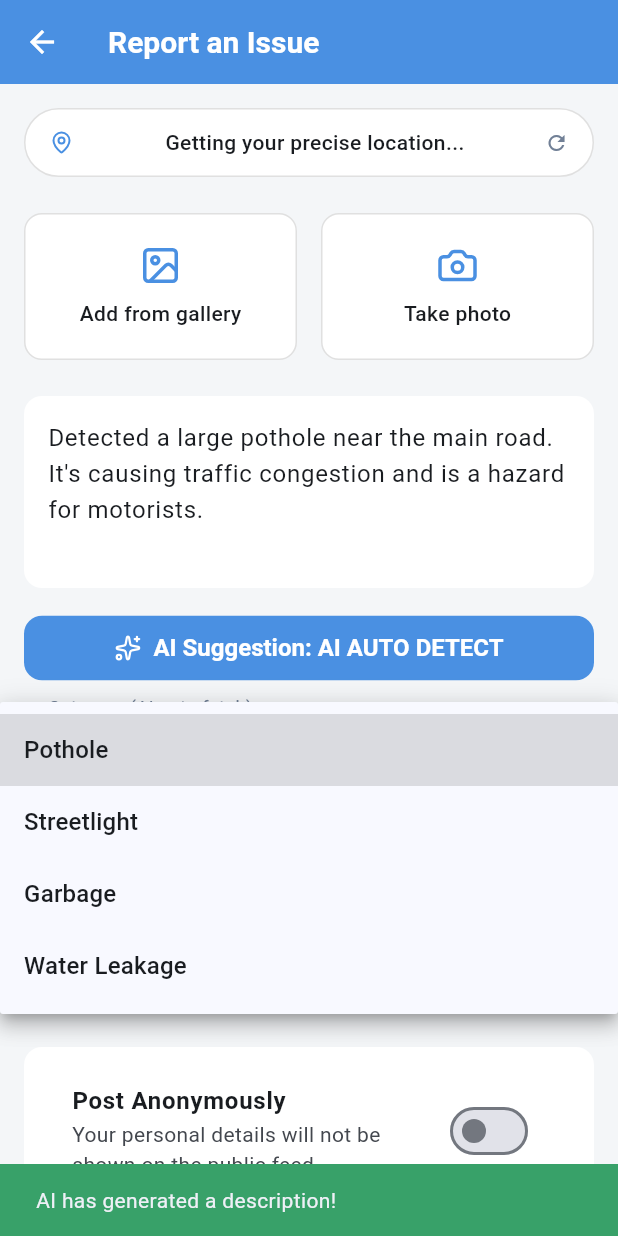
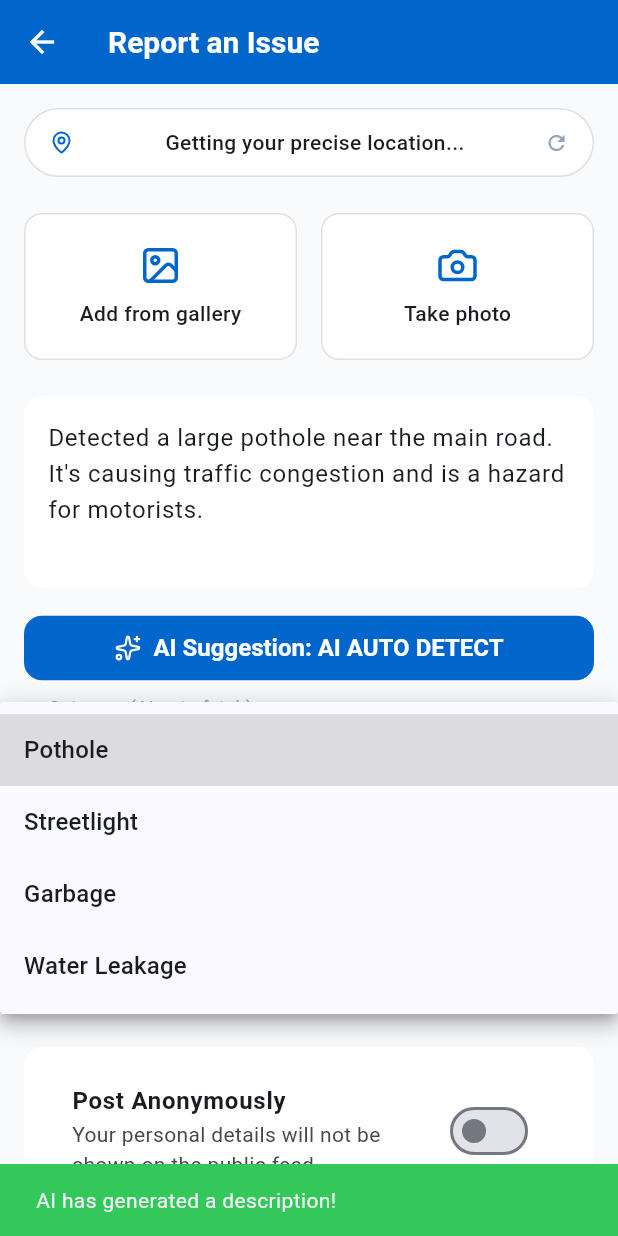
Before and after one commit to FarhanSayed16/Project-Samudra-Sachet, a Flutter app: the ReportIssueScreen screen opened directly, after a tap on "AI Suggestion: AI AUTO DETECT", after a tap on "Pothole", on a phone screen of 412 x 824 dp. Run offline on Flutter 3.47's test engine with Material 3 defaults, Android fonts, the phone set to English and light mode, and no system bars; our stand-ins replace dio, flutter_map, flutter_secure_storage, flutter_svg, geocoding, geolocator and 8 more; accounts and stored records are empty; network calls fail; statements that could not run were skipped.

Commit message:
feat: Enhance API client with token management and add storage service for user data; update app colors for improved theming

```diff
--- a/frontend/apps/mobile/lib/core/theme/app_colors.dart
+++ b/frontend/apps/mobile/lib/core/theme/app_colors.dart
@@ -1,14 +1,51 @@
-// File: E:/civic-issue-reporter/apps/mobile/lib/core/theme/app_colors.dart
-
 import 'package:flutter/material.dart';
 
 class AppColors {
-  static const Color primary = Color(0xFF4A90E2); // A strong, trustworthy blue
-  static const Color secondary = Color(0xFF50E3C2); // A vibrant teal for accents
-  static const Color background = Color(0xFFF4F6F8); // A light, clean gray
-  static const Color textDark = Color(0xFF2D3748);
-  static const Color textLight = Color(0xFF718096);
-  static const Color error = Color(0xFFE53E3E);
-  static const Color success = Color(0xFF38A169);
-  static const Color warning = Color(0xFFD69E2E);
+  // Primary Ocean Theme Colors
+  static const Color primary = Color(0xFF0066CC); // Ocean Blue
+  static const Color primaryLight = Color(0xFF4A90E2); // Light Ocean Blue
+  static const Color primaryDark = Color(0xFF003D82); // Dark Ocean Blue
+
+  // Secondary Colors
+  static const Color secondary = Color(0xFF00B4DB); // Cyan
+  static const Color accent = Color(0xFF7ED321); // Safety Green
+
+  // Hazard Colors
+  static const Color warning = Color(0xFFFF9500); // Orange
+  static const Color danger = Color(0xFFFF3B30); // Red
+  static const Color success = Color(0xFF34C759); // Green
+  static const Color info = Color(0xFF007AFF); // Blue
+
+  // Neutral Colors
+  static const Color background = Color(0xFFF8FAFC); // Light Gray
+  static const Color surface = Color(0xFFFFFFFF); // White
+  static const Color surfaceVariant = Color(0xFFF1F5F9); // Light Gray
+
+  // Text Colors
+  static const Color textPrimary = Color(0xFF1E293B); // Dark Gray
+  static const Color textSecondary = Color(0xFF64748B); // Medium Gray
+  static const Color textLight = Color(0xFF94A3B8); // Light Gray
+
+  // Border Colors
+  static const Color border = Color(0xFFE2E8F0); // Light Border
+  static const Color borderDark = Color(0xFFCBD5E1); // Dark Border
+
+  // Status Colors
+  static const Color error = Color(0xFFEF4444); // Red
+  static const Color warningLight = Color(0xFFFEF3C7); // Light Yellow
+  static const Color successLight = Color(0xFFD1FAE5); // Light Green
+  static const Color infoLight = Color(0xFFDBEAFE); // Light Blue
+
+  // Gradient Colors
+  static const LinearGradient oceanGradient = LinearGradient(
+    begin: Alignment.topLeft,
+    end: Alignment.bottomRight,
+    colors: [primary, secondary],
+  );
+
+  static const LinearGradient safetyGradient = LinearGradient(
+    begin: Alignment.topLeft,
+    end: Alignment.bottomRight,
+    colors: [success, accent],
+  );
 }
--- a/frontend/apps/mobile/lib/data/models/issue.dart
+++ /dev/null
@@ -1,48 +0,0 @@
-// File: lib/data/models/issue.dart
-import 'user.dart';
-
-class Issue {
-  final int id;
-  final String description;
-  final String status;
-  final String category;
-  final double latitude;     // 👈 Bring these back
-  final double longitude;    // 👈 Bring these back
-  final String? imageUrl;
-  final DateTime createdAt;
-  final int upvoteCount;
-  final int shareCount;
-  final User user;
-
-  Issue({
-    required this.id,
-    required this.description,
-    required this.status,
-    required this.category,
-    required this.latitude,   // 👈 Added
-    required this.longitude,  // 👈 Added
-    this.imageUrl,
-    required this.createdAt,
-    required this.upvoteCount,
-    required this.shareCount,
-    required this.user,
-  });
-
-  factory Issue.fromJson(Map<String, dynamic> json) {
-    return Issue(
-      id: json['id'] ?? 0,
-      description: json['description'] ?? 'No description provided',
-      status: json['status'] ?? 'unknown',
-      category: json['category'] ?? 'Uncategorized',
-      latitude: (json['latitude'] as num?)?.toDouble() ?? 0.0,   // 👈 Added
-      longitude: (json['longitude'] as num?)?.toDouble() ?? 0.0, // 👈 Added
-      imageUrl: json['image_url'],
-      createdAt: json['created_at'] != null
-          ? DateTime.parse(json['created_at'])
-          : DateTime.now(),
-      upvoteCount: json['upvote_count'] ?? 0,
-      shareCount: json['share_count'] ?? 0,
-      user: User.fromJson(json['user'] ?? {}),
-    );
-  }
-}
--- a/frontend/apps/mobile/lib/data/models/user.dart
+++ /dev/null
@@ -1,22 +0,0 @@
-// File: E:/civic-issue-reporter/apps/mobile/lib/data/models/user.dart
-
-class User {
-  final String name;
-  final String? handle;
-  final String? avatarUrl;
-
-  User({
-    required this.name,
-    this.handle,
-    this.avatarUrl,
-  });
-
-  // A factory constructor to safely create a User from a JSON map
-  factory User.fromJson(Map<String, dynamic> json) {
-    return User(
-      name: json['name'] ?? 'Anonymous',
-      handle: json['handle'],
-      avatarUrl: json['avatar_url'],
-    );
-  }
-}
```
Also changed, not shown: frontend/apps/mobile/lib/core/api/api_client.dart (+212 -16 lines), frontend/apps/mobile/lib/core/services/storage_service.dart (+65 -30 lines).
